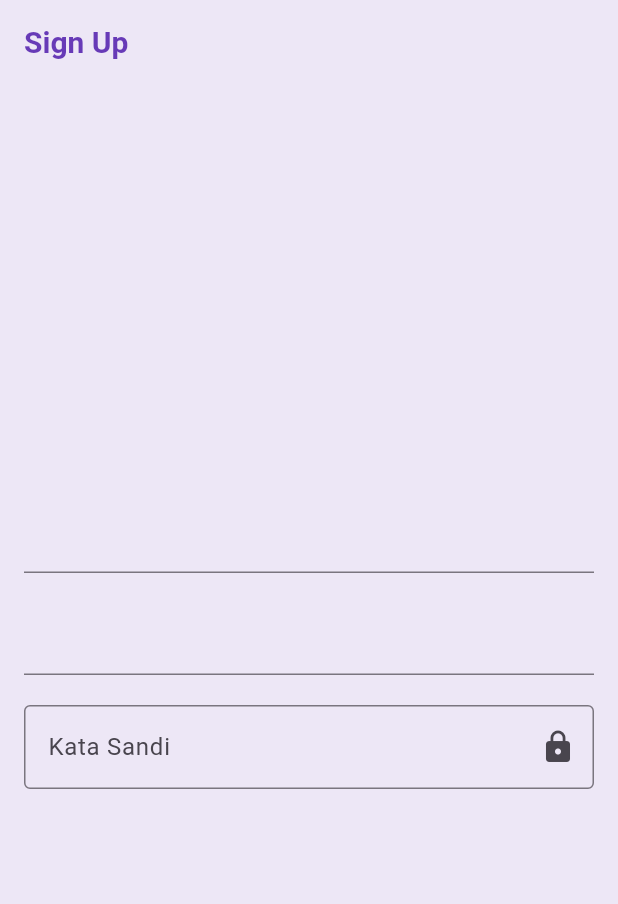
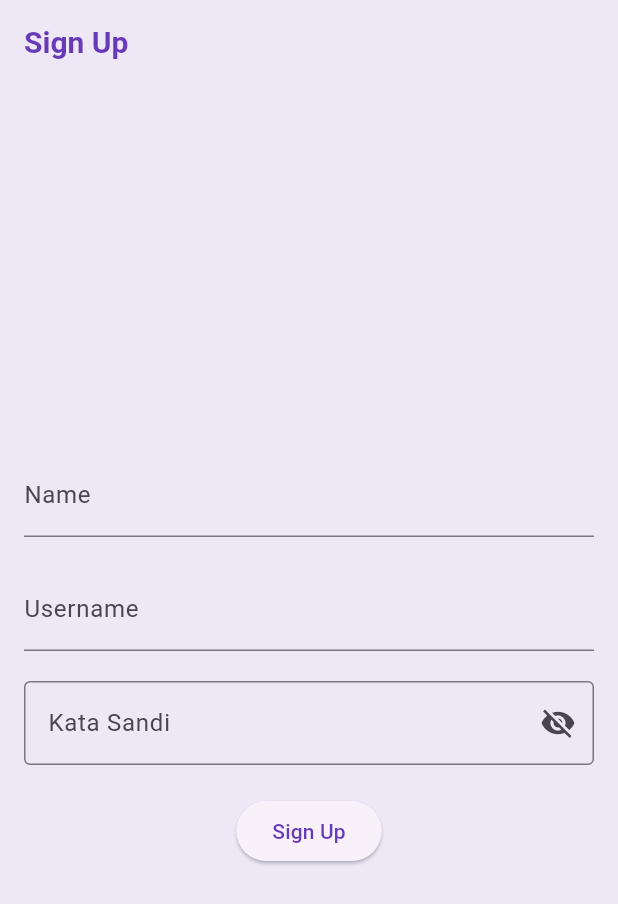
Before and after one commit to Mobile-Programming-MDP/materi-latihan-flutter-michaelg62, a Flutter app: the screen it shows after launch, on a phone screen of 412 x 824 dp. Shown: the top 904 px of the screen. Run offline on Flutter 3.47's test engine with Material 2 defaults, Android fonts, the light colour scheme and no system bars; our stand-ins replace cached_network_image.

Commit message:
Lanjutan Sign Up Screen

```diff
--- a/wisata_candi/lib/screens/sign_up.dart
+++ b/wisata_candi/lib/screens/sign_up.dart
@@ -1,4 +1,5 @@
 import 'package:flutter/material.dart';
+import 'package:wisata_candi/screens/sign_in.dart';
 
 class SignUpScreen extends StatefulWidget {
   const SignUpScreen({super.key});
@@ -15,23 +16,38 @@ class _SignUpScreenState extends State<SignUpScreen> {
   String _errorText = '';
   bool _obscurePassword = true;
 
+  // TODO: 1. Membuar fungsi _signUp
   void _signUp() {
-    String name = _nameController.text.trim();
-    String username = _usernameController.text.trim();
-    String password = _passwordController.text.trim();
+    final String name = _nameController.text.trim();
+    final String username = _usernameController.text.trim();
+    final String password = _passwordController.text.trim();
 
     if (password.length < 8 ||
       !password.contains(RegExp(r'[A-Z]')) ||
       !password.contains(RegExp(r'[a-z]')) ||
       !password.contains(RegExp(r'[0-9]')) ||
-        !password.contains(RegExp(r'[!@#\\\$%^&*(),.?":{}|<>]'))) {}
-    print('*** Sign Up Berhasil!');
+      !password.contains(RegExp(r'[!@#\$%^&*(),.?":{}|<>]'))) {
+      setState(() {
+        _errorText =
+            'Minimal 8 karakter, kombinasi [A-Z], [a-z], [0-9], [!@#\$%^&*(),.?":{}|<>]';
+      });
+    } else {
+      setState(() {
+        _errorText = '';
+      });
+    }
+    print('*** Sign up berhasil!');
     print('Nama: $name');
     print('Nama Pengguna: $username');
     print('Password: $password');
   }
 
+  // TODO: 2. Membuat fungsi dispose
+  @override
   void dispose() {
+    _nameController.dispose();
+    _usernameController.dispose();
+    _passwordController.dispose();
     super.dispose();
   }
 
@@ -45,29 +61,57 @@ class _SignUpScreenState extends State<SignUpScreen> {
         child: SingleChildScrollView(
           child: Padding(
             padding: const EdgeInsets.all(16),
-          child: Form(child: Column(
+            child: Form(
+              child: Column(
                 crossAxisAlignment: CrossAxisAlignment.center,
                 mainAxisAlignment: MainAxisAlignment.center,
                 children: [
-              TextFormField(),
-              const SizedBox(height: 20,),
-              TextFormField(),
-              const SizedBox(height: 20,),
+                  TextFormField(
+                    controller: _nameController,
+                    decoration: InputDecoration(
+                      labelText: 'Name',
+                      hintText: 'Masukkan Nama Anda',
+                    ),
+                  ),
+                  const SizedBox(height: 20),
+                  TextFormField(
+                    controller: _usernameController,
+                    decoration: InputDecoration(
+                      labelText: 'Username',
+                      hintText: 'Masukkan Username',
+                      errorText: _errorText.isNotEmpty ? _errorText : null,
+                    ),
+                  ),
+                  const SizedBox(height: 20),
                   TextFormField(
                     controller: _passwordController,
                     decoration: InputDecoration(
                       labelText: 'Kata Sandi',
                       errorText: _errorText.isNotEmpty ? _errorText : null,
                       border: const OutlineInputBorder(),
-                  suffixIcon: IconButton(onPressed: (){}, icon: Icon(Icons.lock)),
+                      suffixIcon: IconButton(
+                        icon: Icon(
+                          _obscurePassword ? Icons.visibility_off : Icons.visibility,
+                        ),
+                        onPressed: (){
+                          setState(() {
+                            _obscurePassword = !_obscurePassword;
+                          });
+                        },
+                      ),
                     ),
                     obscureText: _obscurePassword,
                   ),
-            const SizedBox(height: 20,),
+                  const SizedBox(height: 20),
+                  ElevatedButton(
+                    onPressed: _signUp,
+                    child: Text('Sign Up')),
                 ],
-          )),
               ),
-      )),
+            ),
+          ),
+        ),
+      ),
     );
   }
 }
```
Lines whose indentation alone changed are shown as unchanged.
